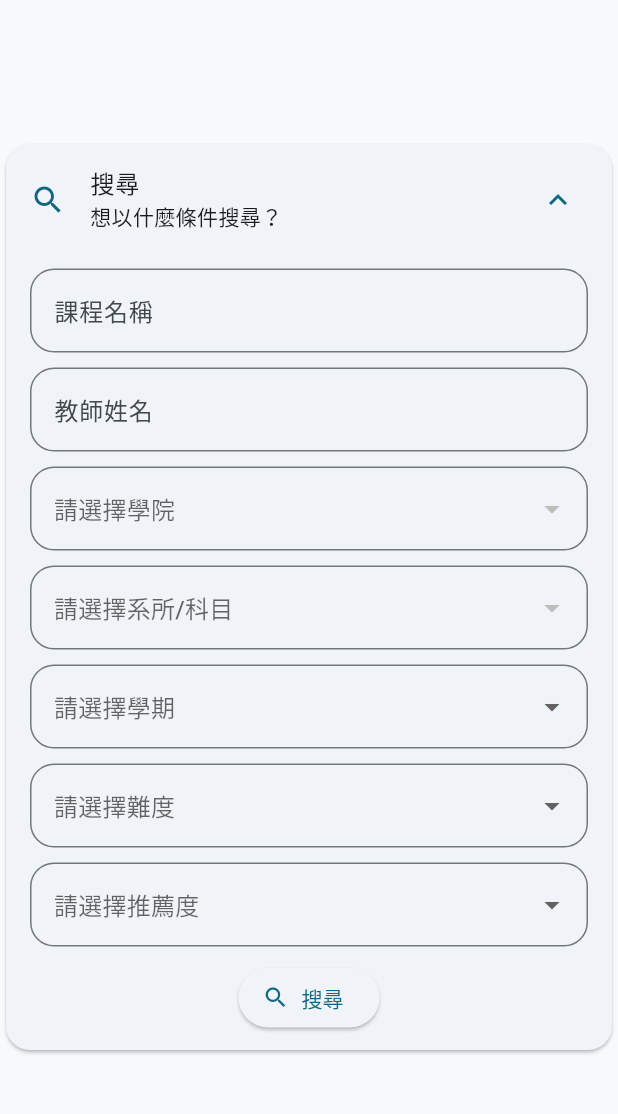
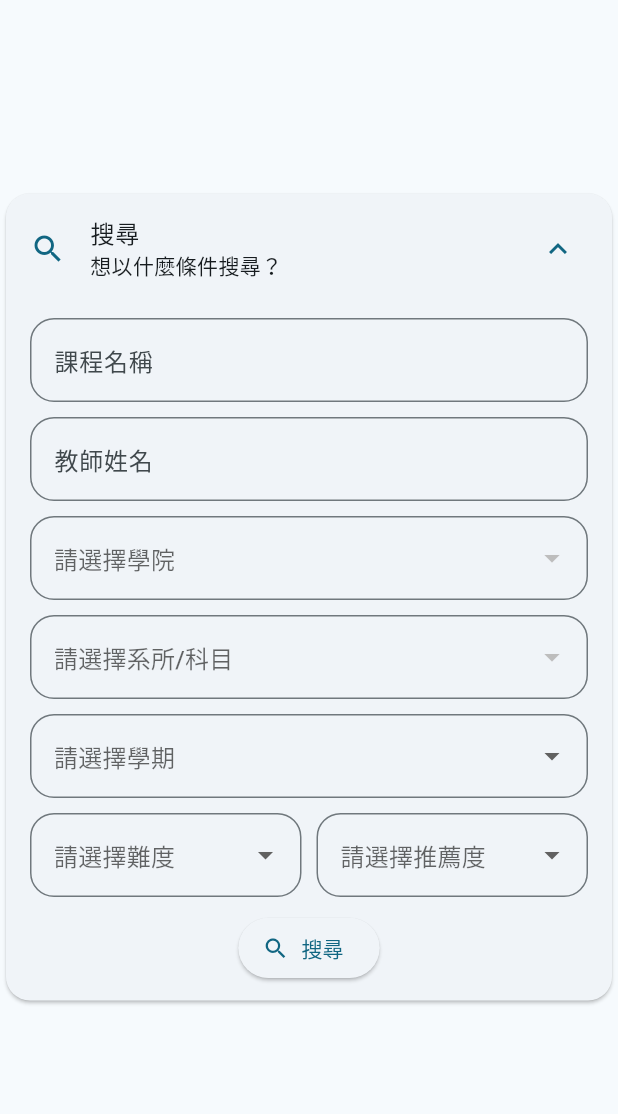
Before and after one commit to jhihyulin/tteewwkkrr, a Flutter app: the CommentPage screen opened directly, on a phone screen of 412 x 824 dp, the part 63-1177 px from its top. Run offline on Flutter 3.47's test engine with Material 2 defaults, Android fonts, the phone set to English and light mode, and no system bars; our stand-ins replace package_info_plus, shared_preferences; missing offline and left inert: universal_html; accounts and stored records are empty; network calls fail.

```diff
--- a/lib/pages/comment.dart
+++ b/lib/pages/comment.dart
@@ -34,6 +34,7 @@ class _CommentPageState extends State<CommentPage> {
   late String? _selectedSemester;
   late String? _selectedHard;
   late String? _selectedRecommend;
+  late ExpansionTileController _expansionTileController;
   final List<String> _recommendList = [
     '非常不推薦',
     '不推薦',
@@ -65,6 +66,7 @@ class _CommentPageState extends State<CommentPage> {
     _selectedRecommend = null;
     _searchResult = null;
     _isSearching = false;
+    _expansionTileController = ExpansionTileController();
     getCourses();
     getTeachers();
     getDepartments();
@@ -203,6 +205,7 @@ class _CommentPageState extends State<CommentPage> {
           setState(() {
             _searchResult = result;
           });
+          _expansionTileController.collapse();
           // debugPrint('search: ${result.toString()}');
         } else {
           debugPrint(
@@ -227,6 +230,13 @@ class _CommentPageState extends State<CommentPage> {
     return false;
   }
 
+  void clearSearch() {
+    setState(() {
+      _searchResult = null;
+    });
+    _expansionTileController.expand();
+  }
+
   @override
   Widget build(BuildContext context) {
     return Scaffold(
@@ -249,6 +259,7 @@ class _CommentPageState extends State<CommentPage> {
               children: [
                 CustomCard(
                   child: CustomExpansionTile(
+                    controller: _expansionTileController,
                     title: const Text('搜尋'),
                     subtitle: const Text('想以什麼條件搜尋？'),
                     leading: const Icon(Icons.search),
@@ -459,7 +470,14 @@ class _CommentPageState extends State<CommentPage> {
                                 spacing: 10,
                                 runSpacing: 10,
                                 children: [
-                                  CustomDropdownButtonFormField(
+                                  SizedBox(
+                                    width: MediaQuery.of(context).size.width >
+                                            600
+                                        ? double.infinity
+                                        : MediaQuery.of(context).size.width *
+                                                0.5 -
+                                            25,
+                                    child: CustomDropdownButtonFormField(
                                       hint: Text(_selectedHardDefault),
                                       value: _selectedHard,
                                       onChanged: (value) {
@@ -491,7 +509,15 @@ class _CommentPageState extends State<CommentPage> {
                                         return items;
                                       }(),
                                     ),
-                                  CustomDropdownButtonFormField(
+                                  ),
+                                  SizedBox(
+                                    width: MediaQuery.of(context).size.width >
+                                            600
+                                        ? double.infinity
+                                        : MediaQuery.of(context).size.width *
+                                                0.5 -
+                                            25,
+                                    child: CustomDropdownButtonFormField(
                                       hint: Text(_selectedRecommendDefault),
                                       value: _selectedRecommend,
                                       onChanged: (value) {
@@ -522,6 +548,7 @@ class _CommentPageState extends State<CommentPage> {
                                         }
                                         return items;
                                       }(),
+                                    ),
                                   ),
                                 ],
                               ),
@@ -572,9 +599,7 @@ class _CommentPageState extends State<CommentPage> {
                             icon: const Icon(Icons.close),
                             tooltip: '清除搜尋結果',
                             onPressed: () {
-                              setState(() {
-                                _searchResult = null;
-                              });
+                              clearSearch();
                             },
                           ),
                         ),
```
Lines whose indentation alone changed are shown as unchanged.
